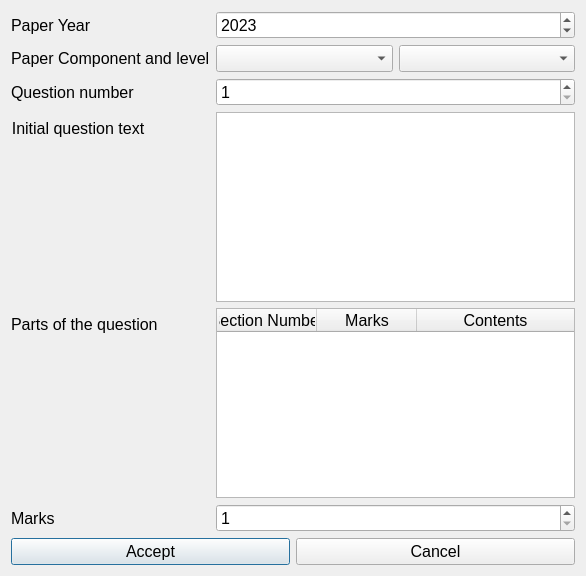
First picture: the form in QT/AddEditQuestions.ui, repository Daniel-CG-Wright/ExamPaperProject, before the edit.
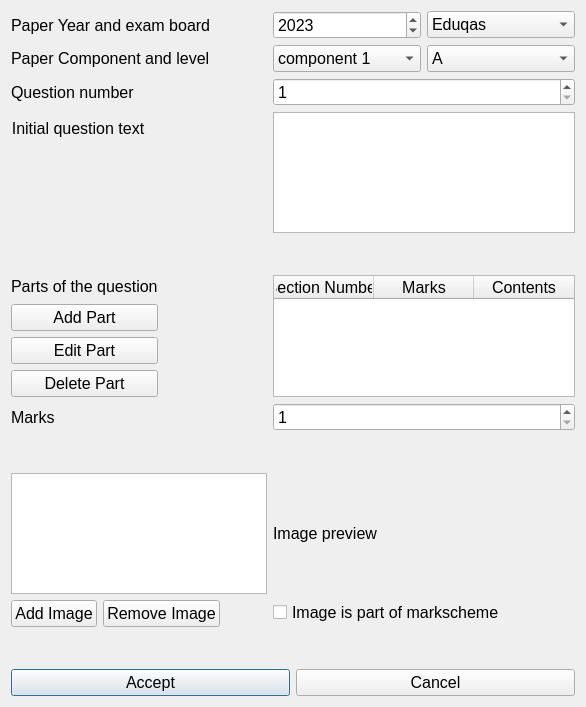
Second picture: the form after the edit.

```diff
--- a/QT/AddEditQuestions.ui
+++ b/QT/AddEditQuestions.ui
@@ -7,7 +7,7 @@
     <x>0</x>
     <y>0</y>
     <width>586</width>
-    <height>576</height>
+    <height>707</height>
    </rect>
   </property>
   <property name="font">
@@ -19,66 +19,60 @@
    <string>Add/Edit question</string>
   </property>
   <layout class="QFormLayout" name="formLayout">
-   <item row="0" column="0">
-    <widget class="QLabel" name="lYear">
-     <property name="text">
-      <string>Paper Year</string>
-     </property>
-    </widget>
-   </item>
-   <item row="0" column="1">
-    <widget class="QDateEdit" name="deYear">
-     <property name="maximumDate">
-      <date>
-       <year>2500</year>
-       <month>12</month>
-       <day>31</day>
-      </date>
-     </property>
-     <property name="minimumDate">
-      <date>
-       <year>2000</year>
-       <month>9</month>
-       <day>14</day>
-      </date>
-     </property>
-     <property name="displayFormat">
-      <string>yyyy</string>
-     </property>
-     <property name="date">
-      <date>
-       <year>2023</year>
-       <month>9</month>
-       <day>14</day>
-      </date>
-     </property>
-    </widget>
-   </item>
    <item row="1" column="0">
+    <widget class="QLabel" name="lYear">
+     <property name="text">
+      <string>Paper Year and exam board</string>
+     </property>
+    </widget>
+   </item>
+   <item row="2" column="0">
     <widget class="QLabel" name="lCompLevel">
      <property name="text">
       <string>Paper Component and level</string>
      </property>
     </widget>
    </item>
-   <item row="1" column="1">
+   <item row="2" column="1">
     <layout class="QHBoxLayout" name="horizontalLayout">
      <item>
-      <widget class="QComboBox" name="cbComponent"/>
+      <widget class="QComboBox" name="cbComponent">
+       <item>
+        <property name="text">
+         <string>component 1</string>
+        </property>
+       </item>
+       <item>
+        <property name="text">
+         <string>component 2</string>
+        </property>
+       </item>
+      </widget>
      </item>
      <item>
-      <widget class="QComboBox" name="cbLevel"/>
+      <widget class="QComboBox" name="cbLevel">
+       <item>
+        <property name="text">
+         <string>A</string>
+        </property>
+       </item>
+       <item>
+        <property name="text">
+         <string>AS</string>
+        </property>
+       </item>
+      </widget>
      </item>
     </layout>
    </item>
-   <item row="2" column="0">
+   <item row="3" column="0">
     <widget class="QLabel" name="lQNumber">
      <property name="text">
       <string>Question number</string>
      </property>
     </widget>
    </item>
-   <item row="2" column="1">
+   <item row="3" column="1">
     <widget class="QSpinBox" name="sbQNumber">
      <property name="minimum">
       <number>1</number>
@@ -88,7 +82,7 @@
      </property>
     </widget>
    </item>
-   <item row="3" column="0">
+   <item row="4" column="0">
     <widget class="QLabel" name="lQuestionPrompt">
      <property name="toolTip">
       <string>Shown before parts are shown</string>
@@ -110,17 +104,17 @@
      </property>
     </widget>
    </item>
-   <item row="3" column="1">
+   <item row="4" column="1">
     <widget class="QTextEdit" name="textEdit"/>
    </item>
-   <item row="5" column="0">
+   <item row="8" column="0">
     <widget class="QLabel" name="lBaseMarks">
      <property name="text">
       <string>Marks</string>
      </property>
     </widget>
    </item>
-   <item row="5" column="1">
+   <item row="8" column="1">
     <widget class="QSpinBox" name="sbMarks">
      <property name="minimum">
       <number>1</number>
@@ -130,7 +124,7 @@
      </property>
     </widget>
    </item>
-   <item row="6" column="0" colspan="2">
+   <item row="13" column="0" colspan="2">
     <layout class="QHBoxLayout" name="horizontalLayout_2">
      <item>
       <widget class="QPushButton" name="pbAccept">
@@ -153,14 +147,7 @@
      </item>
     </layout>
    </item>
-   <item row="4" column="0">
-    <widget class="QLabel" name="label">
-     <property name="text">
-      <string>Parts of the question</string>
-     </property>
-    </widget>
-   </item>
-   <item row="4" column="1">
+   <item row="7" column="1">
     <widget class="QTableWidget" name="twParts">
      <attribute name="horizontalHeaderStretchLastSection">
       <bool>true</bool>
@@ -182,6 +169,167 @@
      </column>
     </widget>
    </item>
+   <item row="7" column="0">
+    <layout class="QVBoxLayout" name="verticalLayout">
+     <item>
+      <widget class="QLabel" name="label">
+       <property name="text">
+        <string>Parts of the question</string>
+       </property>
+      </widget>
+     </item>
+     <item>
+      <widget class="QPushButton" name="pbAddPart">
+       <property name="text">
+        <string>Add Part</string>
+       </property>
+      </widget>
+     </item>
+     <item>
+      <widget class="QPushButton" name="pbEditPart">
+       <property name="text">
+        <string>Edit Part</string>
+       </property>
+      </widget>
+     </item>
+     <item>
+      <widget class="QPushButton" name="pbDeletePart">
+       <property name="text">
+        <string>Delete Part</string>
+       </property>
+      </widget>
+     </item>
+    </layout>
+   </item>
+   <item row="10" column="0">
+    <widget class="QListView" name="listView"/>
+   </item>
+   <item row="10" column="1">
+    <widget class="QLabel" name="lImagePreview">
+     <property name="text">
+      <string>Image preview</string>
+     </property>
+    </widget>
+   </item>
+   <item row="11" column="1">
+    <widget class="QCheckBox" name="checkBoxIsMarkscheme">
+     <property name="text">
+      <string>Image is part of markscheme</string>
+     </property>
+    </widget>
+   </item>
+   <item row="9" column="0" colspan="2">
+    <spacer name="verticalSpacer">
+     <property name="orientation">
+      <enum>Qt::Vertical</enum>
+     </property>
+     <property name="sizeType">
+      <enum>QSizePolicy::Fixed</enum>
+     </property>
+     <property name="sizeHint" stdset="0">
+      <size>
+       <width>20</width>
+       <height>30</height>
+      </size>
+     </property>
+    </spacer>
+   </item>
+   <item row="5" column="0" colspan="2">
+    <spacer name="verticalSpacer_2">
+     <property name="orientation">
+      <enum>Qt::Vertical</enum>
+     </property>
+     <property name="sizeType">
+      <enum>QSizePolicy::Fixed</enum>
+     </property>
+     <property name="sizeHint" stdset="0">
+      <size>
+       <width>20</width>
+       <height>30</height>
+      </size>
+     </property>
+    </spacer>
+   </item>
+   <item row="11" column="0">
+    <layout class="QHBoxLayout" name="horizontalLayout_3">
+     <item>
+      <widget class="QPushButton" name="pbAddImage">
+       <property name="text">
+        <string>Add Image</string>
+       </property>
+      </widget>
+     </item>
+     <item>
+      <widget class="QPushButton" name="pbDeleteImage">
+       <property name="text">
+        <string>Remove Image</string>
+       </property>
+      </widget>
+     </item>
+    </layout>
+   </item>
+   <item row="12" column="0">
+    <spacer name="verticalSpacer_3">
+     <property name="orientation">
+      <enum>Qt::Vertical</enum>
+     </property>
+     <property name="sizeType">
+      <enum>QSizePolicy::Fixed</enum>
+     </property>
+     <property name="sizeHint" stdset="0">
+      <size>
+       <width>20</width>
+       <height>30</height>
+      </size>
+     </property>
+    </spacer>
+   </item>
+   <item row="1" column="1">
+    <layout class="QHBoxLayout" name="horizontalLayout_4">
+     <item>
+      <widget class="QDateEdit" name="deYear">
+       <property name="maximumDate">
+        <date>
+         <year>2500</year>
+         <month>12</month>
+         <day>31</day>
+        </date>
+       </property>
+       <property name="minimumDate">
+        <date>
+         <year>2000</year>
+         <month>9</month>
+         <day>14</day>
+        </date>
+       </property>
+       <property name="displayFormat">
+        <string>yyyy</string>
+       </property>
+       <property name="date">
+        <date>
+         <year>2023</year>
+         <month>9</month>
+         <day>14</day>
+        </date>
+       </property>
+      </widget>
+     </item>
+     <item>
+      <widget class="QComboBox" name="cbBoard">
+       <item>
+        <property name="text">
+         <string>Eduqas</string>
+        </property>
+       </item>
+       <item>
+        <property name="text">
+         <string>WJEC</string>
+        </property>
+       </item>
+      </widget>
+     </item>
+    </layout>
+   </item>
   </layout>
  </widget>
  <resources/>
```
